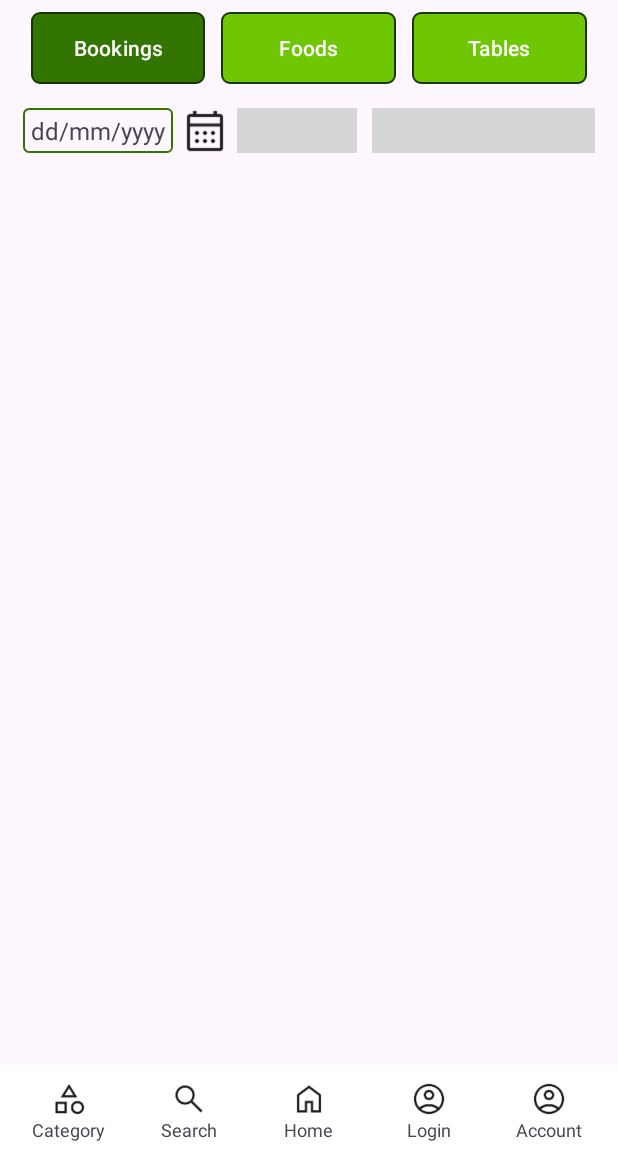
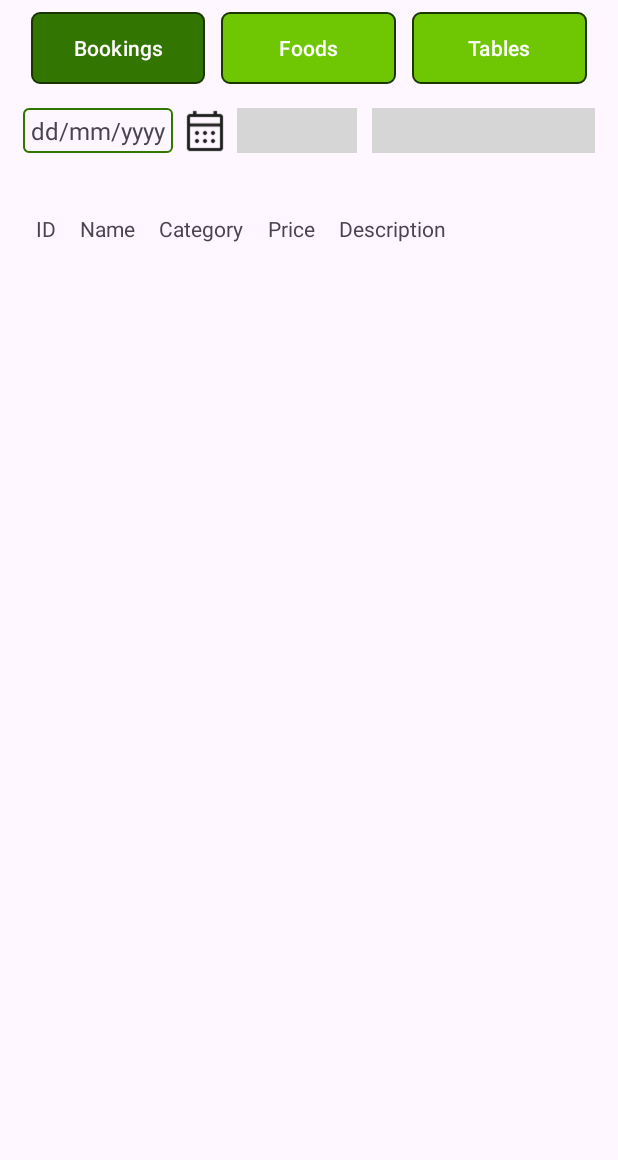
Before and after one commit to nianxiangchuiyan/ISCG7424-Group-Android-, an Android app: the StaffMainActivity screen opened directly, with no data from a screen before it, after a tap on an icon or button, on a phone screen of 412 x 824 dp, the part 76-1236 px from its top. Run offline under Robolectric (Android 15) with nearby library versions, the phone set to English and light mode, and no system bars; our stand-ins replace Firebase (no records; nobody signed in at launch, a user with empty details on screens opened directly); 1 other tap on this screen came first; grey boxes are pictures that could not be loaded.

Commit message:
Clicking Food button to load food data from db.

```diff
--- a/app/src/main/res/layout/activity_staff_main.xml
+++ b/app/src/main/res/layout/activity_staff_main.xml
@@ -70,7 +70,9 @@
             android:paddingHorizontal="0dp"
             android:background="@drawable/button_second"
             app:backgroundTint="@null"
-            android:text="Foods"/>
+            android:text="Foods"
+            android:onClick="loadFoodData"
+            />
         <Button
             android:layout_width="0dp"
             android:layout_height="wrap_content"
@@ -118,14 +120,17 @@
             android:layout_marginStart="10dp"/>
     </LinearLayout>
 
+    <HorizontalScrollView
+        android:layout_width="match_parent"
+        android:layout_height="match_parent">
     <androidx.recyclerview.widget.RecyclerView
         android:id="@+id/rv_staff_booking"
         android:layout_width="match_parent"
-        android:layout_height="0dp"
+        android:layout_height="match_parent"
         android:layout_weight="1"
         android:padding="16dp"
         />
-
+    </HorizontalScrollView>
     <!-- include bottom nav -->
 
     <include layout="@layout/include_bottom_nav" />
--- /dev/null
+++ b/app/src/main/res/layout/food_header_item.xml
@@ -0,0 +1,42 @@
+<?xml version="1.0" encoding="utf-8"?>
+<LinearLayout xmlns:android="http://schemas.android.com/apk/res/android"
+    android:orientation="horizontal"
+    android:layout_width="match_parent"
+    android:layout_height="wrap_content"
+    android:padding="8dp">
+
+    <TextView
+        android:id="@+id/tv_id"
+        android:layout_width="wrap_content"
+        android:layout_height="wrap_content"
+        android:text="ID"
+        android:paddingEnd="16dp" />
+
+    <TextView
+        android:id="@+id/tv_name"
+        android:layout_width="wrap_content"
+        android:layout_height="wrap_content"
+        android:text="Name"
+        android:paddingEnd="16dp" />
+
+    <TextView
+        android:id="@+id/tv_category"
+        android:layout_width="wrap_content"
+        android:layout_height="wrap_content"
+        android:text="Category"
+        android:paddingEnd="16dp" />
+
+    <TextView
+        android:id="@+id/tv_price"
+        android:layout_width="wrap_content"
+        android:layout_height="wrap_content"
+        android:text="Price"
+        android:paddingEnd="16dp" />
+
+    <TextView
+        android:id="@+id/tv_description"
+        android:layout_width="wrap_content"
+        android:layout_height="wrap_content"
+        android:text="Description" />
+
+</LinearLayout>
--- a/app/src/main/res/values/strings.xml
+++ b/app/src/main/res/values/strings.xml
@@ -1,3 +1,4 @@
 <resources>
     <string name="app_name">DineCraft</string>
+    <string name="return_to_home">Return to Home</string>
 </resources>
```
Also changed, not shown: app/src/main/java/com/dinecraft/app/staff/FoodAdapter.java (added, +101 -0 lines), app/src/main/java/com/dinecraft/app/staff/FoodModel.java (added, +17 -0 lines), app/src/main/java/com/dinecraft/app/staff/StaffMainActivity.java (+39 -6 lines), app/src/main/res/drawable/table_row_border.xml (added, +7 -0 lines), app/src/main/res/layout/food_item.xml (added, +42 -0 lines).
